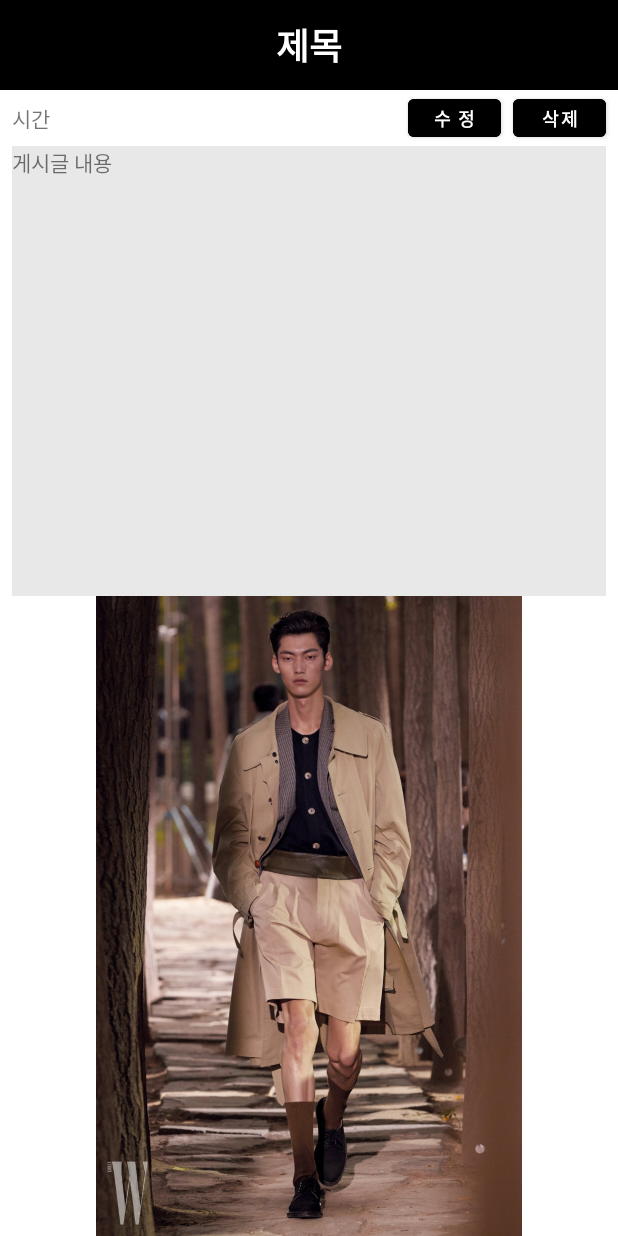
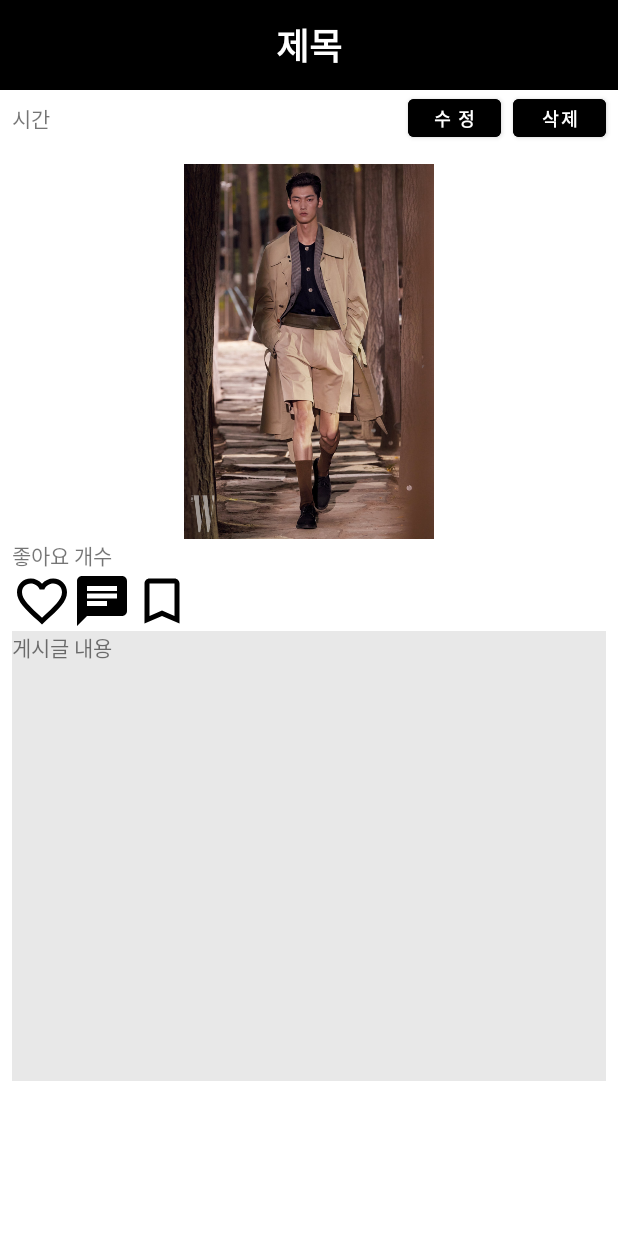
Before and after one commit to 2022-SMHRD-SW-Fullstack-1/GPS_hackathon, an Android app: the BoardInsideActivity screen opened directly, with no data from a screen before it, on a phone screen of 412 x 824 dp. Run offline under Robolectric (Android 15) with nearby library versions, the phone set to English and light mode, and no system bars; our stand-ins replace Firebase (no records; nobody signed in at launch, a user with empty details on screens opened directly); Roboto replaces fonts that are not available here; 4 statements that could not run were skipped.

Commit message:
first commit

```diff
--- a/app/src/main/java/com/example/gps/board/BoardInsideActivity.kt
+++ b/app/src/main/java/com/example/gps/board/BoardInsideActivity.kt
@@ -8,7 +8,8 @@ import android.util.Log
 import android.widget.Button
 import android.widget.ImageView
 import android.widget.TextView
-import com.bumptech.glide.Glide
+import android.widget.Toast
+
 import com.example.gps.R
 import com.example.gps.SplashActivity
 import com.google.firebase.database.FirebaseDatabase
@@ -34,6 +35,11 @@ class BoardInsideActivity : AppCompatActivity() {
         val btnEdit = findViewById<Button>(R.id.btnEdit)
         val btnRemove = findViewById<Button>(R.id.btnRemove)
 
+
+       val tvLikeCount=findViewById<TextView>(R.id.tvLikeCount)
+       val imgLike=findViewById<ImageView>(R.id.imgLike)
+       val imgComment=findViewById<ImageView>(R.id.imgComment)
+       val imgBookMark=findViewById<ImageView>(R.id.imgBookMark)
         imgIn = findViewById(R.id.imgIn)
 
         //해당 게시물의 상세내용을 가져와서 set해주자!
@@ -48,7 +54,10 @@ class BoardInsideActivity : AppCompatActivity() {
         tvInContent.text = content.toString()
         tvInTime.text = time.toString()
 
-
+        imgLike.setOnClickListener {
+            Toast.makeText(this,"안녕",Toast.LENGTH_SHORT).show()
+//            imgLike.setImageResource()
+        }
 
         //이미지 가져오기(게시물의 uid 값으로 이름을 지정했음)
         //받아온 이미지 key값을 넘겨주기!
@@ -68,16 +77,8 @@ class BoardInsideActivity : AppCompatActivity() {
             val dataRef = mDatabase.getReference("board");
 
             dataRef.removeValue();
-
-
         }
-
-
-
-
     }
-
-
 
 
     // Image를 가져오는 함수 만들기
@@ -86,18 +87,15 @@ class BoardInsideActivity : AppCompatActivity() {
 
         storageReference.downloadUrl.addOnCompleteListener { task->
             //task: 데이터를 가져오는데 성공했는지 여부와 데이터 정보를 가지고 있음
-            if (task.isSuccessful){
-                Glide.with(this)
-                    .load(task.result)
-                    //into : imgIn에 업로드 하라는 것!
-                    .into(imgIn)
-
-            }
+//            if (task.isSuccessful){
+//                Glide.with(this)
+//                    .load(task.result)
+//                    //into : imgIn에 업로드 하라는 것!
+//                    .into(imgIn)
+//
+//            }
         }
-
 
     }
 
-
-
 }
--- a/app/src/main/java/com/example/gps/board/BoardVO.kt
+++ b/app/src/main/java/com/example/gps/board/BoardVO.kt
@@ -1,5 +1,8 @@
 package com.example.gps.board
 
-data class BoardVO(val title: String = "", val content: String = "", var uid: String = "", var time: String = "") {
+data class BoardVO(val title: String = "",
+                   val content: String = "",
+                   var uid: String = "",
+                   var time: String = "") {
 
 }
--- a/app/src/main/java/com/example/gps/fragment/OotdFragment.kt
+++ b/app/src/main/java/com/example/gps/fragment/OotdFragment.kt
@@ -77,15 +77,12 @@ class OotdFragment : Fragment() {
             }
 
         })
-
-
         //4. rvBoard에 Adapter 적용
         rvBoard.adapter = adapter
 
         //4-1. 레이아웃 매니저
         //일렬로 정렬
         rvBoard.layoutManager = LinearLayoutManager(requireContext())
-
 
         return view
     }
--- a/app/src/main/res/layout/activity_board_inside.xml
+++ b/app/src/main/res/layout/activity_board_inside.xml
@@ -35,22 +35,23 @@
         android:id="@+id/tvInContent"
         android:layout_width="0dp"
         android:layout_height="300dp"
-        android:layout_marginTop="8dp"
         android:layout_marginEnd="8dp"
         android:background="#E8E8E8"
         android:text="게시글 내용"
         app:layout_constraintEnd_toEndOf="parent"
+        app:layout_constraintHorizontal_bias="0.0"
         app:layout_constraintStart_toStartOf="@+id/tvInTime"
-        app:layout_constraintTop_toBottomOf="@+id/tvInTime" />
+        app:layout_constraintTop_toBottomOf="@+id/imgComment" />
 
     <ImageView
         android:id="@+id/imgIn"
         android:layout_width="0dp"
-        android:layout_height="0dp"
-        app:layout_constraintBottom_toBottomOf="parent"
+        android:layout_height="250dp"
+        android:layout_marginTop="20dp"
         app:layout_constraintEnd_toEndOf="@+id/tvInContent"
+        app:layout_constraintHorizontal_bias="1.0"
         app:layout_constraintStart_toStartOf="@+id/tvInContent"
-        app:layout_constraintTop_toBottomOf="@+id/tvInContent"
+        app:layout_constraintTop_toBottomOf="@+id/tvInTime"
         app:srcCompat="@drawable/kim_contact" />
 
     <Button
@@ -77,5 +78,37 @@
         app:layout_constraintEnd_toEndOf="parent"
         app:layout_constraintTop_toBottomOf="@+id/tvInTitle" />
 
+    <TextView
+        android:id="@+id/tvLikeCount"
+        android:layout_width="wrap_content"
+        android:layout_height="wrap_content"
+        android:text="좋아요 개수"
+        app:layout_constraintStart_toStartOf="@+id/imgIn"
+        app:layout_constraintTop_toBottomOf="@+id/imgIn" />
+
+    <ImageView
+        android:id="@+id/imgComment"
+        android:layout_width="40dp"
+        android:layout_height="40dp"
+        app:layout_constraintStart_toEndOf="@+id/imgLike"
+        app:layout_constraintTop_toTopOf="@+id/imgLike"
+        app:srcCompat="@drawable/ic_baseline_chat_24" />
+
+    <ImageView
+        android:id="@+id/imgBookMark"
+        android:layout_width="40dp"
+        android:layout_height="40dp"
+        app:layout_constraintStart_toEndOf="@+id/imgComment"
+        app:layout_constraintTop_toTopOf="@+id/imgComment"
+        app:srcCompat="@drawable/mark_white" />
+
+    <ImageView
+        android:id="@+id/imgLike"
+        android:layout_width="40dp"
+        android:layout_height="40dp"
+        app:layout_constraintStart_toStartOf="@+id/tvLikeCount"
+        app:layout_constraintTop_toBottomOf="@+id/tvLikeCount"
+        app:srcCompat="@drawable/likeup" />
+
 
 </androidx.constraintlayout.widget.ConstraintLayout>
```
Also changed, not shown: app/src/main/AndroidManifest.xml (+8 -4 lines), app/src/main/java/com/example/gps/board/BoardAdapter.kt (+18 -1 lines), app/src/main/java/com/example/gps/board/WebViewActivity.kt (added, +32 -0 lines), app/src/main/res/layout/activity_web_view.xml (added, +17 -0 lines), app/src/main/res/layout/list_template.xml (+6 -6 lines).
